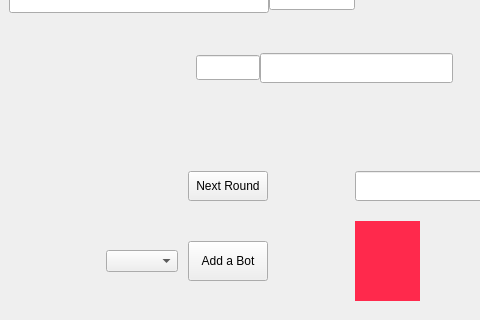
This is Poker/Visuals/Gamewindow/gamewindow.ui in Cenzito/Poker as Qt 5 draws it before an edit; both pictures show x 0 to 480 and y 440 to 760 of the 1000 by 760 pixel window. The edited form follows.
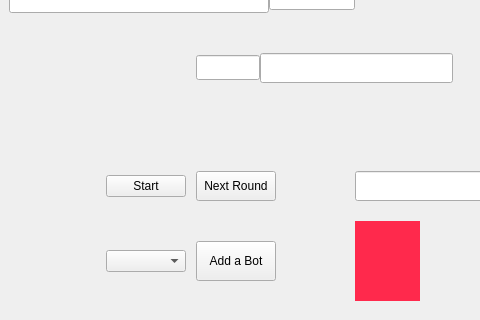
This is the edited form. Icons and pictures are not drawn.

Commit message: Changes that were in my branch

Patch:
```diff
--- a/Poker/Visuals/Gamewindow/gamewindow.ui
+++ b/Poker/Visuals/Gamewindow/gamewindow.ui
@@ -1380,6 +1380,13 @@
           </property>
          </spacer>
         </item>
+        <item row="0" column="0">
+         <widget class="QPushButton" name="StartStopButton">
+          <property name="text">
+           <string>Start</string>
+          </property>
+         </widget>
+        </item>
        </layout>
       </item>
       <item>
```
The commit also changes 2 other files.
